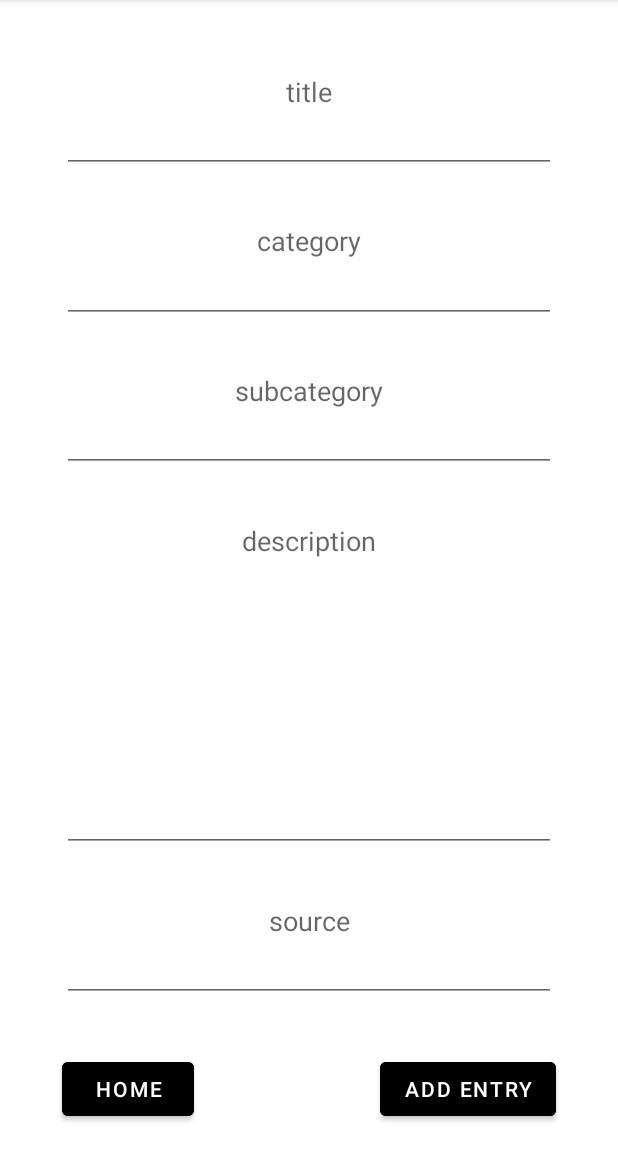
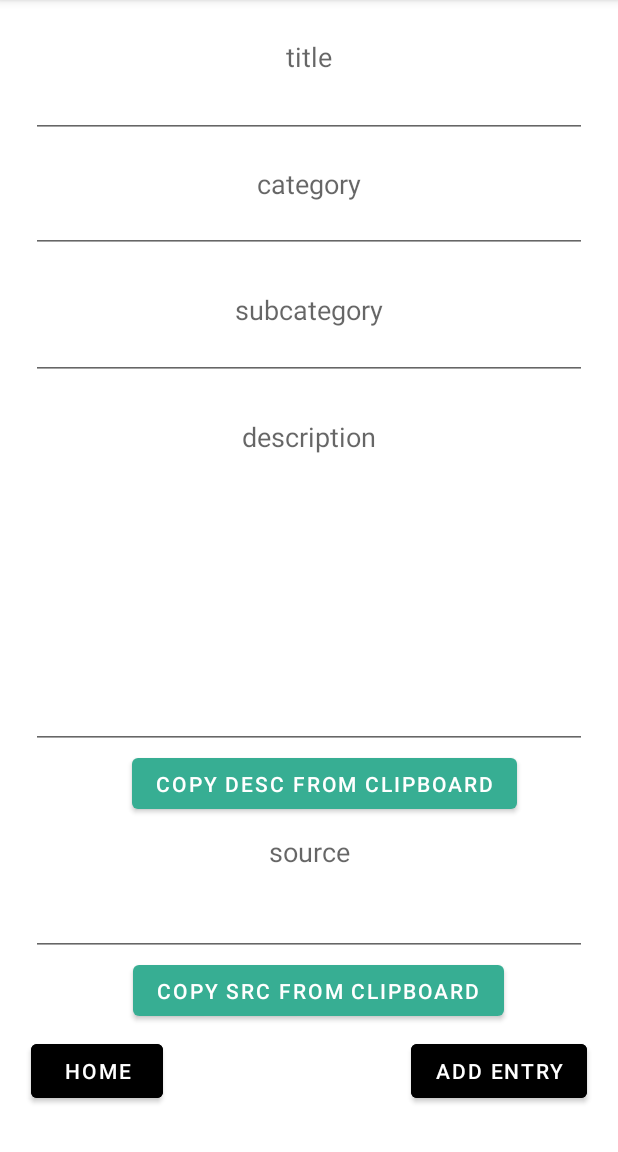
Before and after one commit to manuel-vna/ITKnowledgeBase, an Android app: the AddEntryFragment screen opened through its navigation route, on a phone screen of 412 x 824 dp, the part 84-1236 px from its top. Run offline under Robolectric (Android 15) with nearby library versions, the phone set to English and light mode, and no system bars; our stand-ins replace Room's generated code.

Commit message:
add, AddEntryFragment.java+add_entry.xml, added button 'copy from clipboard' to fields description

```diff
--- a/app/src/main/java/com/example/itkbproject/AddEntryFragment.java
+++ b/app/src/main/java/com/example/itkbproject/AddEntryFragment.java
@@ -1,6 +1,10 @@
 package com.example.itkbproject;
 
 
+import static android.content.Context.CLIPBOARD_SERVICE;
+
+import android.content.ClipData;
+import android.content.ClipboardManager;
 import android.os.Bundle;
 import android.os.Handler;
 import android.os.Looper;
@@ -74,6 +78,33 @@ public class AddEntryFragment extends Fragment {
                 saveEntry();
             }
         });
+
+
+        final android.content.ClipboardManager clipboardManager = (ClipboardManager)getActivity().getSystemService(CLIPBOARD_SERVICE);
+        binding.AddEntryButtonClipboardDescription.setOnClickListener(new View.OnClickListener()
+        {
+            @Override
+            public void onClick(View v)
+            {
+                ClipData clipData = clipboardManager.getPrimaryClip();
+                ClipData.Item item = clipData.getItemAt(0);
+                String textDescription = item.getText().toString();
+                binding.editTextDescriptionAdd.setText(textDescription);
+            }
+        });
+        binding.AddEntryButtonClipboardSource.setOnClickListener(new View.OnClickListener()
+        {
+            @Override
+            public void onClick(View v)
+            {
+                ClipData clipData = clipboardManager.getPrimaryClip();
+                ClipData.Item item = clipData.getItemAt(0);
+                String textSource = item.getText().toString();
+                binding.editTextSourceAdd.setText(textSource);
+            }
+        });
+
+
 
         mViewModel = new ViewModelProvider(this).get(MainViewModel.class);
         mViewModel.getEntryLiveData().observe(this, new Observer<List<Entry>>() {
--- a/app/src/main/res/layout/add_entry.xml
+++ b/app/src/main/res/layout/add_entry.xml
@@ -84,17 +84,17 @@
         android:layout_width="wrap_content"
         android:layout_height="wrap_content"
         android:backgroundTint="@android:color/black"
-        android:text="@string/ButtonAddEntry"
+        android:text="@string/AddEntryButtonAddEntry"
         app:layout_constraintBottom_toTopOf="@+id/guidelineHorizontalBelowButtons"
         app:layout_constraintEnd_toStartOf="@+id/guidelineVerticalRight"
-        app:layout_constraintTop_toTopOf="@+id/guidelineHorizontalAboveButtons"/>
+        app:layout_constraintTop_toTopOf="@+id/guidelineHorizontalAboveButtons" />
 
     <Button
         android:id="@+id/buttonBackToMain"
         android:layout_width="wrap_content"
         android:layout_height="wrap_content"
         android:backgroundTint="@android:color/black"
-        android:text="@string/ButtonHome"
+        android:text="@string/AddEntryButtonHome"
         app:layout_constraintBottom_toTopOf="@+id/guidelineHorizontalBelowButtons"
         app:layout_constraintStart_toStartOf="@+id/guidelineVerticalLeft"
         app:layout_constraintTop_toTopOf="@+id/guidelineHorizontalAboveButtons" />
@@ -104,98 +104,121 @@
         android:layout_width="wrap_content"
         android:layout_height="wrap_content"
         android:orientation="vertical"
-        app:layout_constraintGuide_percent="0.1" />
+        app:layout_constraintGuide_percent="0.05" />
 
     <androidx.constraintlayout.widget.Guideline
         android:id="@+id/guidelineVerticalRight"
         android:layout_width="wrap_content"
         android:layout_height="wrap_content"
         android:orientation="vertical"
-        app:layout_constraintGuide_percent="0.9" />
+        app:layout_constraintGuide_percent="0.95" />
 
     <androidx.constraintlayout.widget.Guideline
         android:id="@+id/guidelineHorizontalAboveTitle"
         android:layout_width="wrap_content"
         android:layout_height="wrap_content"
         android:orientation="horizontal"
-        app:layout_constraintGuide_percent="0.05" />
+        app:layout_constraintGuide_percent="0.02" />
 
     <androidx.constraintlayout.widget.Guideline
         android:id="@+id/guidelineHorizontalBelowTitle"
         android:layout_width="wrap_content"
         android:layout_height="wrap_content"
         android:orientation="horizontal"
-        app:layout_constraintGuide_percent="0.15" />
+        app:layout_constraintGuide_percent="0.12" />
 
     <androidx.constraintlayout.widget.Guideline
         android:id="@+id/guidelineHorizontalAboveCategory"
         android:layout_width="wrap_content"
         android:layout_height="wrap_content"
         android:orientation="horizontal"
-        app:layout_constraintGuide_percent="0.18" />
+        app:layout_constraintGuide_percent="0.13" />
 
     <androidx.constraintlayout.widget.Guideline
         android:id="@+id/guidelineHorizontalBelowCategory"
         android:layout_width="wrap_content"
         android:layout_height="wrap_content"
         android:orientation="horizontal"
-        app:layout_constraintGuide_percent="0.28" />
+        app:layout_constraintGuide_percent="0.22" />
 
     <androidx.constraintlayout.widget.Guideline
         android:id="@+id/guidelineHorizontalAboveSubategory"
         android:layout_width="wrap_content"
         android:layout_height="wrap_content"
         android:orientation="horizontal"
-        app:layout_constraintGuide_percent="0.31" />
+        app:layout_constraintGuide_percent="0.24" />
 
     <androidx.constraintlayout.widget.Guideline
         android:id="@+id/guidelineHorizontalBelowSubcategory"
         android:layout_width="wrap_content"
         android:layout_height="wrap_content"
         android:orientation="horizontal"
-        app:layout_constraintGuide_percent="0.41" />
+        app:layout_constraintGuide_percent="0.33" />
 
     <androidx.constraintlayout.widget.Guideline
         android:id="@+id/guidelineHorizontalAboveDescription"
         android:layout_width="wrap_content"
         android:layout_height="wrap_content"
         android:orientation="horizontal"
-        app:layout_constraintGuide_percent="0.44" />
+        app:layout_constraintGuide_percent="0.35" />
 
     <androidx.constraintlayout.widget.Guideline
         android:id="@+id/guidelineHorizontalBelowDescription"
         android:layout_width="wrap_content"
         android:layout_height="wrap_content"
         android:orientation="horizontal"
-        app:layout_constraintGuide_percent="0.74" />
+        app:layout_constraintGuide_percent="0.65" />
 
     <androidx.constraintlayout.widget.Guideline
         android:id="@+id/guidelineHorizontalAboveSource"
         android:layout_width="wrap_content"
         android:layout_height="wrap_content"
         android:orientation="horizontal"
-        app:layout_constraintGuide_percent="0.77" />
+        app:layout_constraintGuide_percent="0.71" />
 
     <androidx.constraintlayout.widget.Guideline
         android:id="@+id/guidelineHorizontalBelowSource"
         android:layout_width="wrap_content"
         android:layout_height="wrap_content"
         android:orientation="horizontal"
-        app:layout_constraintGuide_percent="0.87" />
+        app:layout_constraintGuide_percent="0.83" />
 
     <androidx.constraintlayout.widget.Guideline
         android:id="@+id/guidelineHorizontalAboveButtons"
         android:layout_width="wrap_content"
         android:layout_height="wrap_content"
         android:orientation="horizontal"
-        app:layout_constraintGuide_percent="0.91" />
+        app:layout_constraintGuide_percent="0.89" />
 
     <androidx.constraintlayout.widget.Guideline
         android:id="@+id/guidelineHorizontalBelowButtons"
         android:layout_width="wrap_content"
         android:layout_height="wrap_content"
         android:orientation="horizontal"
-        app:layout_constraintGuide_percent="0.98" />
+        app:layout_constraintGuide_percent="0.97" />
+
+    <Button
+        android:id="@+id/AddEntryButtonClipboardDescription"
+        android:layout_width="wrap_content"
+        android:layout_height="0dp"
+        android:text="@string/AddEntryButtonClipboardDescription"
+        app:layout_constraintBottom_toTopOf="@+id/guidelineHorizontalAboveSource"
+        app:layout_constraintEnd_toStartOf="@+id/guidelineVerticalRight"
+        app:layout_constraintHorizontal_bias="0.653"
+        app:layout_constraintStart_toStartOf="parent"
+        app:layout_constraintTop_toTopOf="@+id/guidelineHorizontalBelowDescription"
+        app:layout_constraintVertical_bias="0.2" />
+
+    <Button
+        android:id="@+id/AddEntryButtonClipboardSource"
+        android:layout_width="wrap_content"
+        android:layout_height="0dp"
+        android:text="@string/AddEntryButtonClipboardSource"
+        app:layout_constraintBottom_toTopOf="@+id/guidelineHorizontalAboveButtons"
+        app:layout_constraintEnd_toStartOf="@+id/guidelineVerticalRight"
+        app:layout_constraintHorizontal_bias="0.617"
+        app:layout_constraintStart_toStartOf="parent"
+        app:layout_constraintTop_toTopOf="@+id/guidelineHorizontalBelowSource" />
 
 
 </androidx.constraintlayout.widget.ConstraintLayout>
--- a/app/src/main/res/values/strings.xml
+++ b/app/src/main/res/values/strings.xml
@@ -28,6 +28,13 @@
     <string name="MainAddEntryButton">Add Entry</string>
 
 
+    <!-- AddEntryFragment -->
+    <string name="AddEntryButtonAddEntry">Add Entry</string>
+    <string name="AddEntryButtonHome">Home</string>
+    <string name="AddEntryButtonClipboardDescription">Copy desc from clipboard</string>
+    <string name="AddEntryButtonClipboardSource">Copy src from clipboard</string>
+
+
     <!-- ContextSearchFragment -->
     <string name="ContextSearchButtonSearch">Search</string>
     <string name="ContextSearchTitleEditText">title search</string>
@@ -55,7 +62,7 @@
     <string name="ImportExportRadioButtonDB">TBD</string>
 
 
-    <!-- ContextSearchFragment:Sections ??? -->
+    <!-- ContextSearchFragment: Spinner Fields -->
     <string-array name="sections_array">
         <item>Title</item>
         <item>Category</item>
```
